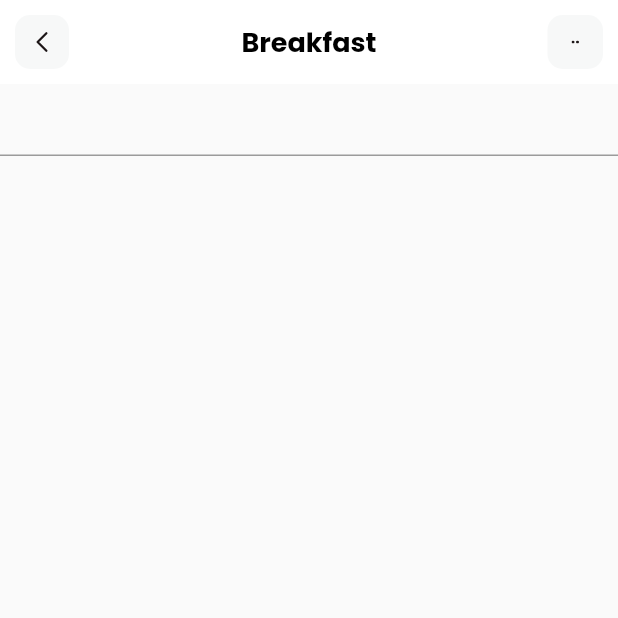
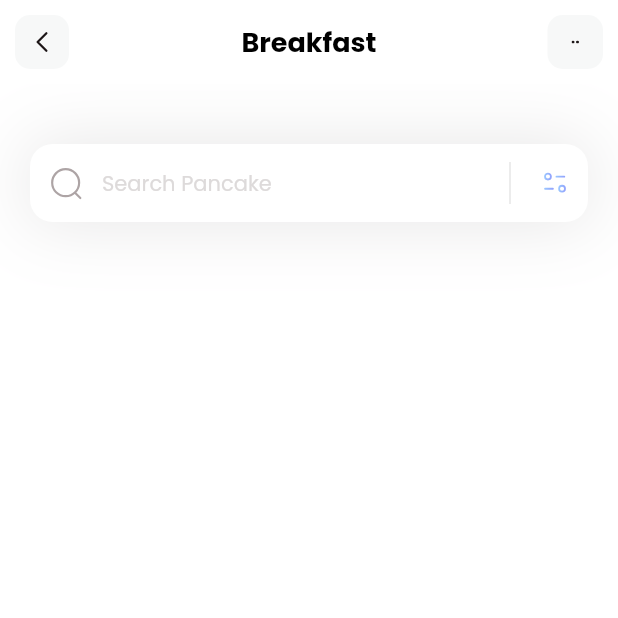
Before and after one commit to n3rdK1ng/fitness, a Flutter app: the screen it shows after launch, on a phone screen of 412 x 824 dp, the top half of it. Run offline on Flutter 3.47's test engine with Material 2 defaults, Android fonts, the phone set to English and light mode, and no system bars; our stand-ins replace flutter_svg.

Commit message:
add method _searchField && refactor

```diff
--- a/lib/pages/home.dart
+++ b/lib/pages/home.dart
@@ -8,15 +8,74 @@ class HomePage extends StatelessWidget {
   Widget build(BuildContext context) {
     return Scaffold(
       appBar: appBar(),
+      backgroundColor: Colors.white,
       body: Column(
-        children: const [TextField()],
+        children: [
+          _searchField(),
+        ],
+      ),
+    );
+  }
+
+  Container _searchField() {
+    return Container(
+      margin: const EdgeInsets.only(top: 40, left: 20, right: 20),
+      decoration: BoxDecoration(
+        boxShadow: [
+          BoxShadow(
+            color: const Color(0xff1D1617).withOpacity(0.11),
+            blurRadius: 40,
+            spreadRadius: 0.0,
+          ),
+        ],
+      ),
+      child: TextField(
+        decoration: InputDecoration(
+          filled: true,
+          fillColor: Colors.white,
+          contentPadding: const EdgeInsets.all(15),
+          hintText: 'Search Pancake',
+          hintStyle: const TextStyle(
+            color: Color(0xffDDDADA),
+            fontSize: 14,
+          ),
+          prefixIcon: Padding(
+            padding: const EdgeInsets.all(12),
+            child: SvgPicture.asset('assets/icons/Search.svg'),
+          ),
+          suffixIcon: Container(
+            width: 100,
+            // color: Colors.blue,
+            child: IntrinsicHeight(
+              child: Row(
+                mainAxisAlignment: MainAxisAlignment.end,
+                children: [
+                  const VerticalDivider(
+                    color: Colors.black,
+                    indent: 10,
+                    endIndent: 10,
+                    thickness: 0.1,
+                  ),
+                  Padding(
+                    padding: const EdgeInsets.all(12),
+                    child: SvgPicture.asset('assets/icons/Filter.svg'),
+                  ),
+                ],
+              ),
+            ),
+          ),
+          border: OutlineInputBorder(
+            borderRadius: BorderRadius.circular(15),
+            borderSide: BorderSide.none,
+          ),
+        ),
       ),
     );
   }
 
   AppBar appBar() {
     return AppBar(
-      title: Text(
+      title: const Text(
         'Breakfast',
         style: TextStyle(
           color: Colors.black,
@@ -30,16 +89,16 @@ class HomePage extends StatelessWidget {
       leading: GestureDetector(
         onTap: () {},
         child: Container(
-          margin: EdgeInsets.all(10),
+          margin: const EdgeInsets.all(10),
           alignment: Alignment.center,
+          decoration: BoxDecoration(
+            color: const Color(0xffF7F8F8),
+            borderRadius: BorderRadius.circular(10),
+          ),
           child: SvgPicture.asset(
             'assets/icons/Arrow - Left 2.svg',
             height: 20,
             width: 20,
-          ),
-          decoration: BoxDecoration(
-            color: Color(0xffF7F8F8),
-            borderRadius: BorderRadius.circular(10),
           ),
         ),
       ),
@@ -47,17 +106,17 @@ class HomePage extends StatelessWidget {
         GestureDetector(
           onTap: () {},
           child: Container(
-            margin: EdgeInsets.all(10),
+            margin: const EdgeInsets.all(10),
             alignment: Alignment.center,
             width: 37,
+            decoration: BoxDecoration(
+              color: const Color(0xffF7F8F8),
+              borderRadius: BorderRadius.circular(10),
+            ),
             child: SvgPicture.asset(
               'assets/icons/dots.svg',
               height: 5,
               width: 5,
-            ),
-            decoration: BoxDecoration(
-              color: Color(0xffF7F8F8),
-              borderRadius: BorderRadius.circular(10),
             ),
           ),
         ),
```
